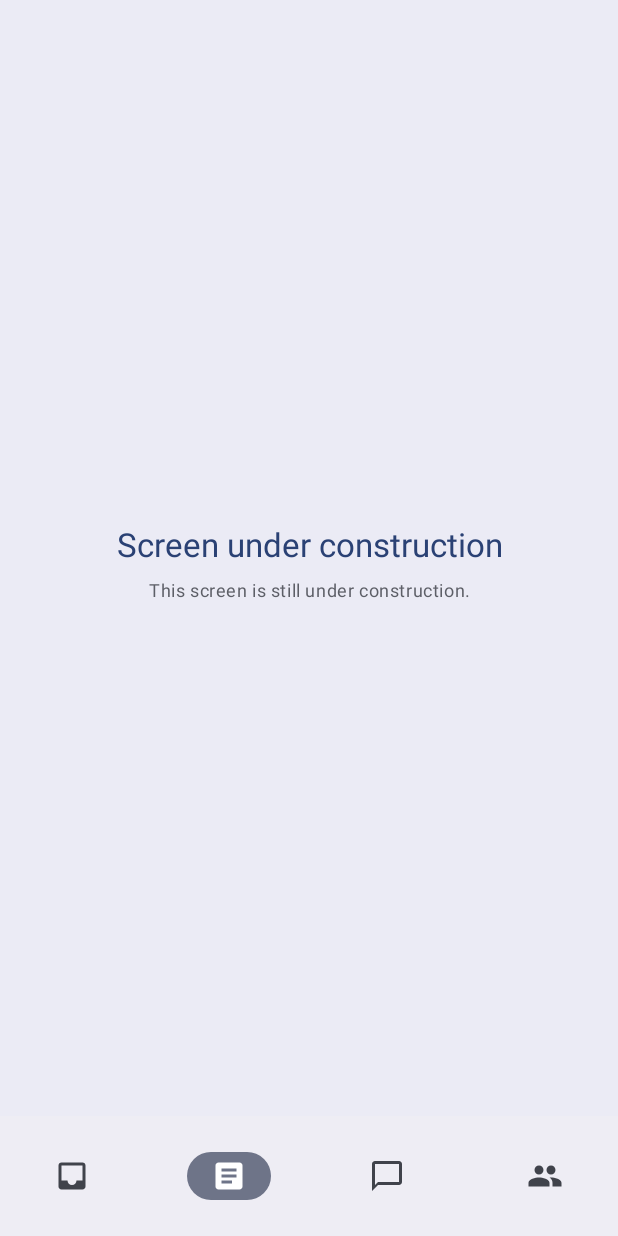
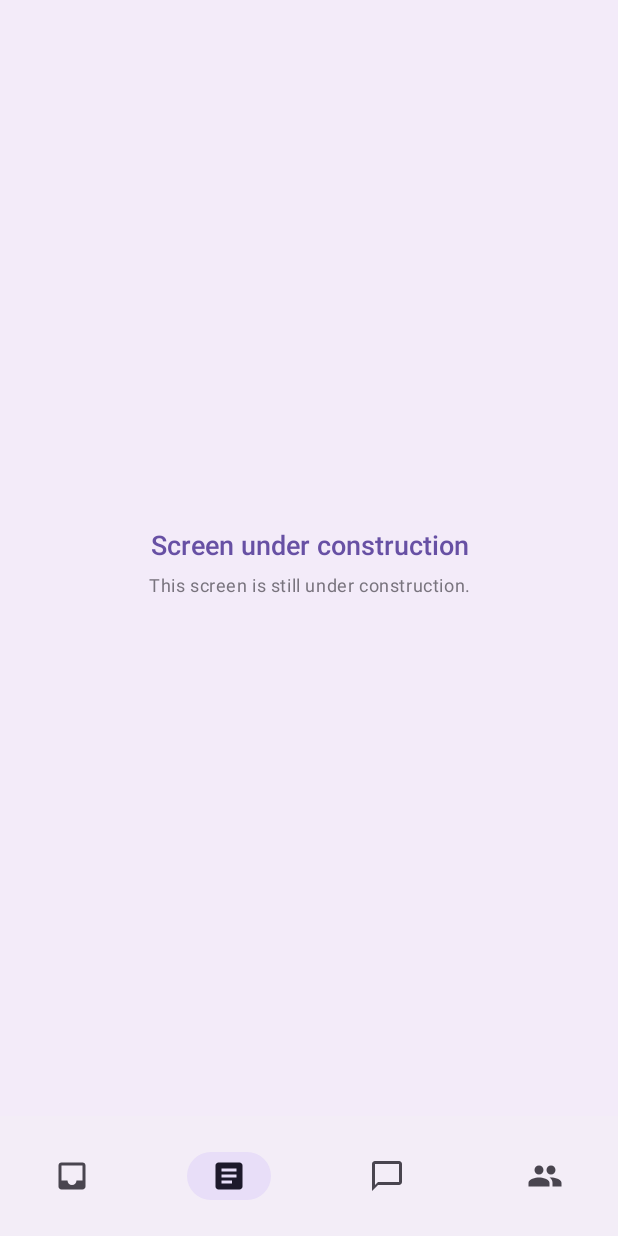
Before and after one commit to AyeMinn00/ComposeDesignM3, an Android app built with Jetpack Compose: the screen it shows after launch (MainActivity), item 2 of the bottom bar chosen, on a phone screen of 412 x 824 dp. Run offline under Robolectric (Android 15) with nearby library versions, the phone set to English and light mode, and no system bars.

```diff
--- a/app/src/main/java/com/example/reply/ui/components/ReplyEmailListItem.kt
+++ b/app/src/main/java/com/example/reply/ui/components/ReplyEmailListItem.kt
@@ -78,9 +78,11 @@ fun ReplyEmailListItem(
                 ) {
                     Text(
                         text = email.sender.firstName,
+                        style = MaterialTheme.typography.labelMedium
                     )
                     Text(
                         text = email.createdAt,
+                        style = MaterialTheme.typography.labelMedium
                     )
                 }
                 IconButton(
@@ -99,11 +101,13 @@ fun ReplyEmailListItem(
             Text(
                 text = email.subject,
                 modifier = Modifier.padding(top = 12.dp, bottom = 8.dp),
+                style = MaterialTheme.typography.titleLarge
             )
             Text(
                 text = email.body,
                 maxLines = 2,
-                overflow = TextOverflow.Ellipsis
+                overflow = TextOverflow.Ellipsis,
+                style = MaterialTheme.typography.bodyLarge
             )
         }
     }
--- a/app/src/main/java/com/example/reply/ui/components/ReplyEmailThreadItem.kt
+++ b/app/src/main/java/com/example/reply/ui/components/ReplyEmailThreadItem.kt
@@ -64,9 +64,11 @@ fun ReplyEmailThreadItem(
             ) {
                 Text(
                     text = email.sender.firstName,
+                    style = MaterialTheme.typography.labelMedium
                 )
                 Text(
                     text = stringResource(id = R.string.twenty_mins_ago),
+                    style = MaterialTheme.typography.labelMedium
                 )
             }
             IconButton(
@@ -84,11 +86,13 @@ fun ReplyEmailThreadItem(
 
         Text(
             text = email.subject,
+            style = MaterialTheme.typography.bodyMedium,
             modifier = Modifier.padding(top = 12.dp, bottom = 8.dp),
         )
 
         Text(
             text = email.body,
+            style = MaterialTheme.typography.bodyLarge,
         )
         Row(
             modifier = Modifier
--- a/app/src/main/java/com/example/reply/ui/theme/Theme.kt
+++ b/app/src/main/java/com/example/reply/ui/theme/Theme.kt
@@ -104,10 +104,10 @@ fun ReplyTheme(
 ) {
     val context = LocalContext.current
     val colors = when {
-        (Build.VERSION.SDK_INT >= Build.VERSION_CODES.S) -> {
-            if (useDarkTheme) dynamicDarkColorScheme(context)
-            else dynamicLightColorScheme(context)
-        }
+//        (Build.VERSION.SDK_INT >= Build.VERSION_CODES.S) -> {
+//            if (useDarkTheme) dynamicDarkColorScheme(context)
+//            else dynamicLightColorScheme(context)
+//        }
 
         useDarkTheme -> DarkColorScheme
         else -> LightColorScheme
@@ -115,7 +115,7 @@ fun ReplyTheme(
 
     // Add primary status bar color from chosen color scheme.
     val view = LocalView.current
-    if(!view.isInEditMode){
+    if (!view.isInEditMode) {
         SideEffect {
             val window = (view.context as Activity).window
             window.statusBarColor = colors.primary.toArgb()
@@ -127,6 +127,7 @@ fun ReplyTheme(
 
     MaterialTheme(
         colorScheme = colors,
-        content = content
+        content = content,
+        typography = typography
     )
 }
--- a/app/src/main/java/com/example/reply/ui/theme/Type.kt
+++ b/app/src/main/java/com/example/reply/ui/theme/Type.kt
@@ -20,32 +20,40 @@ import androidx.compose.material3.Typography
 import androidx.compose.ui.text.TextStyle
 import androidx.compose.ui.text.font.FontFamily
 import androidx.compose.ui.text.font.FontWeight
+import androidx.compose.ui.unit.dp
 import androidx.compose.ui.unit.sp
 
 // Material 3 typography
 // Set of Material typography styles to start with
-val Typography = Typography(
+val typography = Typography(
+    headlineSmall = TextStyle(
+        fontWeight = FontWeight.SemiBold,
+        fontSize = 24.sp,
+        lineHeight = 32.sp,
+        letterSpacing = 0.sp
+    ),
+    titleLarge = TextStyle(
+        fontWeight = FontWeight.SemiBold,
+        fontSize = 18.sp,
+        lineHeight = 32.sp,
+        letterSpacing = 0.sp
+    ),
     bodyLarge = TextStyle(
-        fontFamily = FontFamily.Default,
         fontWeight = FontWeight.Normal,
         fontSize = 16.sp,
         lineHeight = 24.sp,
+        letterSpacing = 0.15.sp
+    ),
+    bodyMedium = TextStyle(
+        fontWeight = FontWeight.Medium,
+        fontSize = 14.sp,
+        lineHeight = 20.sp,
+        letterSpacing = 0.25.sp
+    ),
+    labelMedium = TextStyle(
+        fontWeight = FontWeight.SemiBold,
+        fontSize = 12.sp,
+        lineHeight = 16.sp ,
         letterSpacing = 0.5.sp
     )
-    /* Other default text styles to override
-    titleLarge = TextStyle(
-        fontFamily = FontFamily.Default,
-        fontWeight = FontWeight.Normal,
-        fontSize = 22.sp,
-        lineHeight = 28.sp,
-        letterSpacing = 0.sp
-    ),
-    labelSmall = TextStyle(
-        fontFamily = FontFamily.Default,
-        fontWeight = FontWeight.Medium,
-        fontSize = 11.sp,
-        lineHeight = 16.sp,
-        letterSpacing = 0.5.sp
-    )
-    */
 )
```
